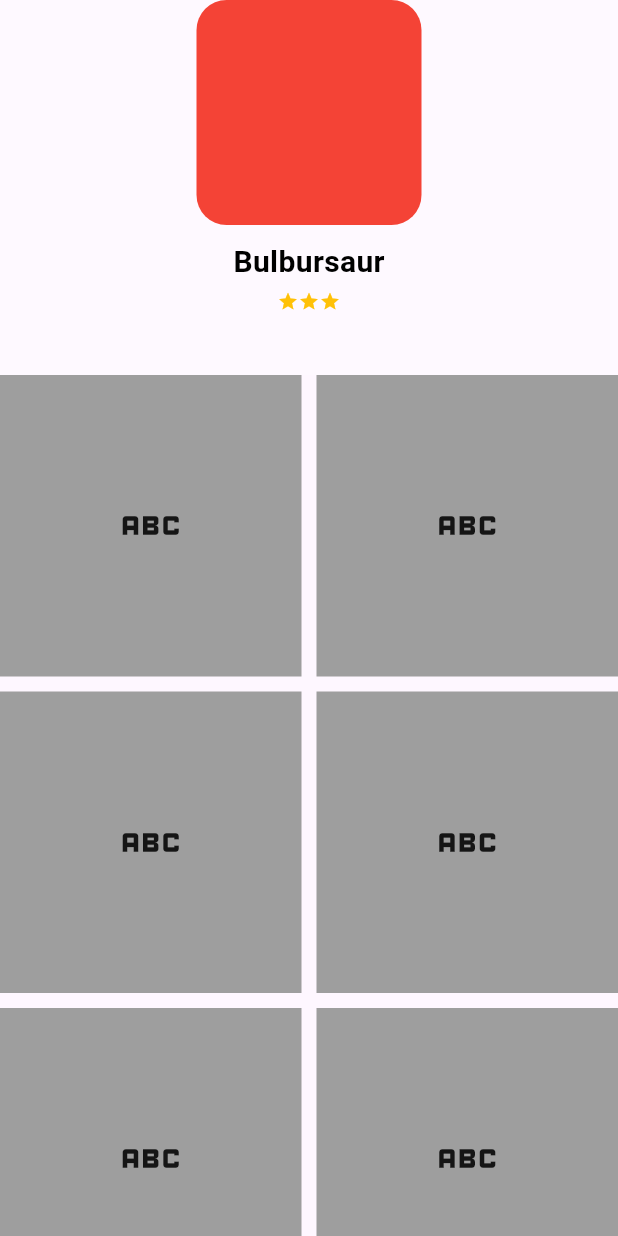
After one commit to max4real/Animation_Test, a Flutter app: the screen it shows after launch, after a tap on "ScrollListenerTest(Kame)", on a phone screen of 412 x 824 dp. The commit adds this screen. Run offline on Flutter 3.47's test engine with Material 3 defaults, Android fonts, the phone set to English and light mode, and no system bars; our stand-ins replace get.

Commit message:
added Ko ame scroll listner pages

```diff
--- /dev/null
+++ b/lib/explicit animation/scroll_head/v_scroll_listener_test.dart
@@ -0,0 +1,192 @@
+import 'dart:ui';
+
+import 'package:flutter/material.dart';
+
+class ScrollListenerTest extends StatefulWidget {
+  const ScrollListenerTest({super.key});
+
+  @override
+  State<ScrollListenerTest> createState() => _ScrollListenerTestState();
+}
+
+class _ScrollListenerTestState extends State<ScrollListenerTest>
+    with SingleTickerProviderStateMixin {
+  // AnimationController? animationController;
+
+  final double _maxTopWidget = 250;
+  final double _minTopWidget = 100;
+
+  final Duration _animationDuration = const Duration(milliseconds: 250);
+  ScrollController scrollController = ScrollController();
+
+  bool xExpand = true;
+
+  @override
+  void initState() {
+    // animationController =
+    //     AnimationController(vsync: this, duration: _animationDuration);
+    scrollController.addListener(
+      () {
+        if (scrollController.hasClients) {
+          if (scrollController.offset >= 25) {
+            if (xExpand) {
+              setState(() {
+                xExpand = false;
+                // animationController!.toggle();
+              });
+            }
+          } else {
+            if (!xExpand) {
+              setState(() {
+                xExpand = true;
+                // animationController!.toggle();
+              });
+            }
+          }
+        }
+      },
+    );
+    // }
+    super.initState();
+  }
+
+  @override
+  void dispose() {
+    // animationController?.dispose();
+    scrollController.dispose();
+    super.dispose();
+  }
+
+  @override
+  Widget build(BuildContext context) {
+    print('rebuild');
+    return Container(
+      color: Colors.white,
+      child: SafeArea(
+        child: Scaffold(
+          body: Stack(
+            children: [
+              Positioned.fill(
+                child: Column(
+                  children: [
+                    AnimatedContainer(
+                      duration: _animationDuration,
+                      height: xExpand ? _maxTopWidget : 0,
+                    ),
+                    Expanded(
+                        child: GridView.builder(
+                      controller: scrollController,
+                      itemCount: 20,
+                      gridDelegate:
+                          const SliverGridDelegateWithFixedCrossAxisCount(
+                              crossAxisCount: 2,
+                              mainAxisSpacing: 10,
+                              crossAxisSpacing: 10),
+                      itemBuilder: (context, index) {
+                        return Container(
+                          color: Colors.grey,
+                          child: const Icon(
+                            Icons.abc,
+                            size: 50,
+                          ),
+                        );
+                      },
+                    ))
+                  ],
+                ),
+              ),
+              Positioned(
+                top: 0,
+                left: 0,
+                right: 0,
+                child: Stack(
+                  children: [
+                    ClipRRect(
+                      child: BackdropFilter(
+                        filter: ImageFilter.blur(
+                            sigmaX: xExpand ? 0 : 10, sigmaY: xExpand ? 0 : 10),
+                        child: AnimatedContainer(
+                          duration: _animationDuration,
+                          width: MediaQuery.of(context).size.width,
+                          height: xExpand ? _maxTopWidget : _minTopWidget,
+                          decoration: BoxDecoration(
+                              color: Colors.white.withOpacity(0.3),
+                              borderRadius: BorderRadius.vertical(
+                                  bottom: Radius.circular(xExpand ? 0 : 20))),
+                          child: Stack(
+                            children: [
+                              AnimatedAlign(
+                                alignment: xExpand
+                                    ? Alignment.topCenter
+                                    : Alignment.centerLeft,
+                                duration: _animationDuration,
+                                child: AnimatedContainer(
+                                  duration: _animationDuration,
+                                  margin: EdgeInsets.only(
+                                      top: xExpand ? (150 + 10) : 0,
+                                      left: xExpand ? 0 : (70 + 10 + 20)),
+                                  child: Column(
+                                    mainAxisAlignment: xExpand
+                                        ? MainAxisAlignment.start
+                                        : MainAxisAlignment.center,
+                                    crossAxisAlignment: xExpand
+                                        ? CrossAxisAlignment.center
+                                        : CrossAxisAlignment.start,
+                                    children: [
+                                      const Text(
+                                        'Bulbursaur',
+                                        style: TextStyle(
+                                          color: Colors.black,
+                                          fontSize: 20,
+                                          fontWeight: FontWeight.w600,
+                                        ),
+                                      ),
+                                      const SizedBox(
+                                        height: 5,
+                                      ),
+                                      Row(
+                                        mainAxisSize: MainAxisSize.min,
+                                        children: List.generate(
+                                          3,
+                                          (index) => const Icon(
+                                            Icons.star,
+                                            size: 14,
+                                            color: Colors.amber,
+                                          ),
+                                        ),
+                                      )
+                                    ],
+                                  ),
+                                ),
+                              ),
+                              AnimatedAlign(
+                                alignment: xExpand
+                                    ? Alignment.topCenter
+                                    : Alignment.centerLeft,
+                                duration: _animationDuration,
+                                child: AnimatedContainer(
+                                  margin: const EdgeInsets.symmetric(
+                                      horizontal: 20),
+                                  duration: _animationDuration,
+                                  width: xExpand ? 150 : 70,
+                                  height: xExpand ? 150 : 70,
+                                  decoration: BoxDecoration(
+                                      color: Colors.red,
+                                      borderRadius: BorderRadius.circular(20)),
+                                ),
+                              ),
+                            ],
+                          ),
+                        ),
+                      ),
+                    ),
+                  ],
+                ),
+              )
+            ],
+          ),
+        ),
+      ),
+    );
+  }
+}
--- a/lib/main.dart
+++ b/lib/main.dart
@@ -3,6 +3,8 @@ import 'package:animation_test/explicit%20animation/digit_animation/digit_animat
 import 'package:animation_test/explicit%20animation/dvd/dvd.dart';
 import 'package:animation_test/explicit%20animation/onboarding/onboarding.dart';
 import 'package:animation_test/explicit%20animation/scroll_head/v_scroll_head.dart';
+import 'package:animation_test/explicit%20animation/scroll_head/v_scroll_listener_test.dart';
+import 'package:animation_test/explicit%20animation/scroll_head/v_scroll_listner_test_2.dart';
 import 'package:animation_test/explicit%20animation/test.dart';
 import 'package:animation_test/open_container_animation.dart';
 import 'package:animation_test/implicit%20animation/v_animation.dart';
@@ -179,6 +181,40 @@ void main() {
                 ),
               ),
             ),
+            ElevatedButton(
+              onPressed: () {
+                Get.to(
+                  () => const ScrollListenerTest(),
+                  transition: Transition.rightToLeft,
+                  duration: const Duration(milliseconds: 100),
+                );
+              },
+              child: const Text(
+                'ScrollListenerTest(Kame)',
+                style: TextStyle(
+                  color: Colors.black,
+                  fontSize: 18,
+                  fontWeight: FontWeight.w600,
+                ),
+              ),
+            ),
+            ElevatedButton(
+              onPressed: () {
+                Get.to(
+                  () => const ScrollListenerTest2(),
+                  transition: Transition.rightToLeft,
+                  duration: const Duration(milliseconds: 100),
+                );
+              },
+              child: const Text(
+                'ScrollListenerTest2(Kame)',
+                style: TextStyle(
+                  color: Colors.black,
+                  fontSize: 18,
+                  fontWeight: FontWeight.w600,
+                ),
+              ),
+            ),
           ],
         ),
       ),
```
Also changed, not shown: lib/explicit animation/scroll_head/v_scroll_listner_test_2.dart (added, +161 -0 lines).
